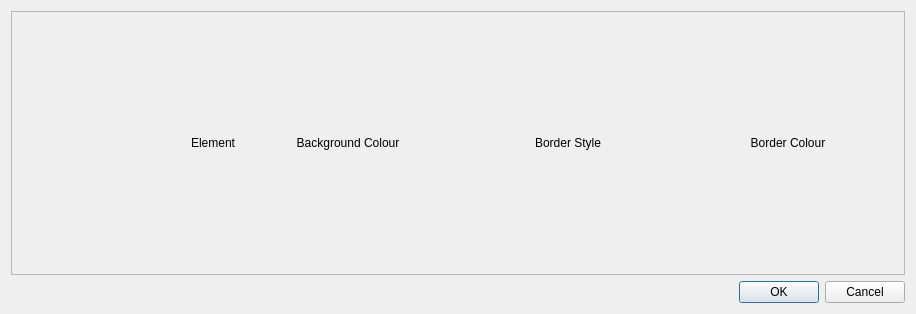
Whatang/DrumBurp, file src/GUI/dbColours.ui: the form before one commit.
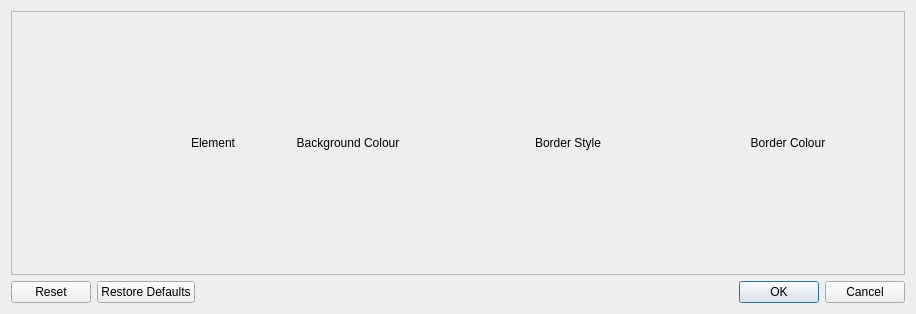
The form after the commit.

Commit message: Allow reset and restore defaults in colour picker.

Diff of the .ui file:
```diff
--- a/src/GUI/dbColours.ui
+++ b/src/GUI/dbColours.ui
@@ -85,7 +85,7 @@
       <enum>Qt::Horizontal</enum>
      </property>
      <property name="standardButtons">
-      <set>QDialogButtonBox::Cancel|QDialogButtonBox::Ok</set>
+      <set>QDialogButtonBox::Cancel|QDialogButtonBox::Ok|QDialogButtonBox::Reset|QDialogButtonBox::RestoreDefaults</set>
      </property>
     </widget>
    </item>
```
The commit also changes 2 other files.
